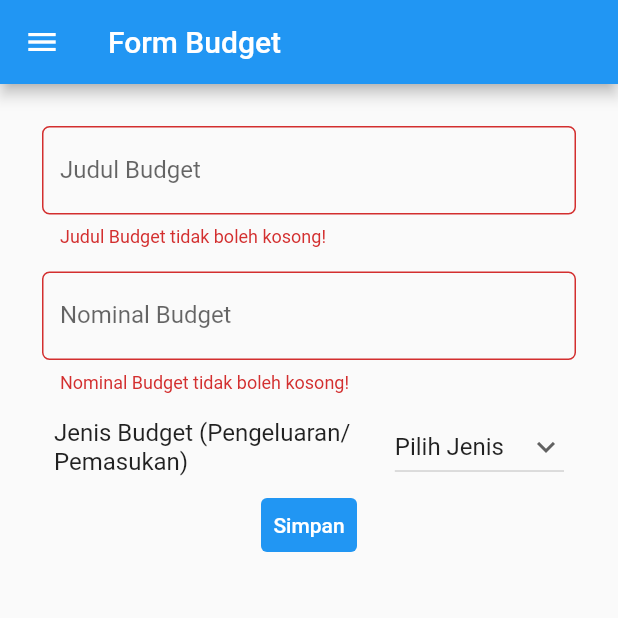
After one commit to alifianadp/Tugas_Flutter, a Flutter app: the AddFormPage screen opened directly, after a tap on "Simpan", on a phone screen of 412 x 824 dp, the top half of it. The commit adds this screen. Run offline on Flutter 3.47's test engine with Material 2 defaults, Android fonts, the phone set to English and light mode, and no system bars.

Commit message:
Tugas 8: Flutter Form

```diff
--- /dev/null
+++ b/lib/form.dart
@@ -0,0 +1,211 @@
+import 'package:counter_7/main.dart';
+import 'package:counter_7/data.dart';
+import 'package:flutter/material.dart';
+
+class DataBudget{
+  static List<String> judulBudgetList = [];
+  static List<int> nominalBudgetList = [];
+  static List<String> jenisBudgetList = [];
+}
+
+class AddFormPage extends StatefulWidget {
+  const AddFormPage({super.key});
+
+  @override
+  State<AddFormPage> createState() => _AddFormPageState();
+}
+
+class _AddFormPageState extends State<AddFormPage> {
+  final _formKey = GlobalKey<FormState>();
+  String _judulBudget = "";
+  int _nominalBudget = 0;
+  String jenisBudget = 'Pilih Jenis';
+  List<String> listJenisBudget = ['Pilih Jenis','Pengeluaran', 'Pemasukan'];
+
+  @override
+  Widget build(BuildContext context) {
+    return Scaffold(
+      appBar: AppBar(
+        title: Text('Form Budget'),
+      ),
+      drawer: Drawer(
+        child: Column(
+          children: [
+            // Menambahkan clickable menu
+            ListTile(
+              title: const Text('counter_7'),
+              onTap: () {
+                // Route menu ke halaman utama
+                Navigator.pushReplacement(
+                  context,
+                  MaterialPageRoute(builder: (context) => const MyHomePage()),
+                );
+              },
+            ),
+            ListTile(
+              title: const Text('Tambah Budget'),
+              onTap: () {
+                // Route menu ke halaman form
+                Navigator.pushReplacement(
+                  context,
+                  MaterialPageRoute(builder: (context) => const AddFormPage()),
+                );
+              },
+            ),
+            ListTile(
+              title: const Text('Data Budget'),
+              onTap: () {
+                // Route menu ke halaman form
+                Navigator.pushReplacement(
+                  context,
+                  MaterialPageRoute(builder: (context) => const ShowDataPage()),
+                );
+              },
+            ),
+          ],
+        ),
+      ),
+      body: Form(
+        key: _formKey,
+        child: SingleChildScrollView(
+          child: Container(
+            padding: const EdgeInsets.all(20.0),
+            child: Column(
+              children: [
+                Padding(
+                  // Menggunakan padding sebesar 8 pixels
+                  padding: const EdgeInsets.all(8.0),
+                  child: TextFormField(
+                    decoration: InputDecoration(
+                      hintText: "Judul",
+                      labelText: "Judul Budget",
+                      // Menambahkan circular border agar lebih rapi
+                      border: OutlineInputBorder(
+                        borderRadius: BorderRadius.circular(5.0),
+                      ),
+                    ),
+                    // Menambahkan behavior saat nama diketik
+                    onChanged: (String? value) {
+                      setState(() {
+                        _judulBudget = value!;
+                      });
+                    },
+                    // Menambahkan behavior saat data disimpan
+                    onSaved: (String? value) {
+                      setState(() {
+                        _judulBudget = value!;
+                      });
+                    },
+                    // Validator sebagai validasi form
+                    validator: (String? value) {
+                      if (value == null || value.isEmpty) {
+                        return 'Judul Budget tidak boleh kosong!';
+                      }
+                      return null;
+                    },
+                  ),
+                ),
+
+                Padding(
+                  // Menggunakan padding sebesar 8 pixels
+                  padding: const EdgeInsets.all(8.0),
+                  child: TextFormField(
+                    decoration: InputDecoration(
+                      hintText: "Nominal",
+                      labelText: "Nominal Budget",
+                      // Menambahkan circular border agar lebih rapi
+                      border: OutlineInputBorder(
+                        borderRadius: BorderRadius.circular(5.0),
+                      ),
+                    ),
+                    // Menambahkan behavior saat nominal diketik
+                    onChanged: (String? value) {
+                      setState(() {
+                        _nominalBudget = int.parse(value!);
+                      });
+                    },
+                    // Menambahkan behavior saat data disimpan
+                    onSaved: (String? value) {
+                      setState(() {
+                        _nominalBudget = int.parse(value!);
+                      });
+                    },
+                    // Validator sebagai validasi form
+                    validator: (String? value) {
+                      if (value == null || value.isEmpty) {
+                        return 'Nominal Budget tidak boleh kosong!';
+                      }
+                      return null;
+                    },
+                  ),
+                ),
+
+                ListTile(
+                  title: const Text(
+                    'Jenis Budget (Pengeluaran/Pemasukan)',
+                  ),
+                  trailing: DropdownButton(
+                    value: jenisBudget,
+                    icon: const Icon(Icons.keyboard_arrow_down),
+                    items: listJenisBudget.map((String items) {
+                      return DropdownMenuItem(
+                        value: items,
+                        child: Text(items),
+                      );
+                    }).toList(),
+                    onChanged: (String? newValue) {
+                      setState(() {
+                        jenisBudget = newValue!;
+                      });
+                    },
+                  ),
+                ),
+                TextButton(
+                  child: const Text(
+                    "Simpan",
+                    style: TextStyle(color: Colors.white),
+                  ),
+                  style: ButtonStyle(
+                    backgroundColor: MaterialStateProperty.all(Colors.blue),
+                  ),
+                  onPressed: () {
+                    if (_formKey.currentState!.validate()) {
+                      DataBudget.judulBudgetList.add(_judulBudget);
+                      DataBudget.nominalBudgetList.add(_nominalBudget);
+                      DataBudget.jenisBudgetList.add(jenisBudget);
+                      showDialog(
+                        context: context,
+                        builder: (context) {
+                          return Dialog(
+                            shape: RoundedRectangleBorder(
+                              borderRadius: BorderRadius.circular(10),
+                            ),
+                            elevation: 15,
+                            child: ListView(
+                              padding: const EdgeInsets.only(top: 20, bottom: 20),
+                              shrinkWrap: true,
+                              children: <Widget>[
+                                const Center(child: Text('Data Berhasil Ditambahkan')),
+                                const SizedBox(height: 20),
+                                TextButton(
+                                  onPressed: () {
+                                    Navigator.pop(context);
+                                  },
+                                  child: const Text('Kembali'),
+                                ),
+                              ],
+                            ),
+                          );
+                        },
+                      );
+                    }
+                  },
+                ),
+              ],
+            ),
+          ),
+        ),
+      ),
+    );
+  }
+}
```
Also changed, not shown: lib/data.dart (added, +106 -0 lines), lib/main.dart (+43 -22 lines).
